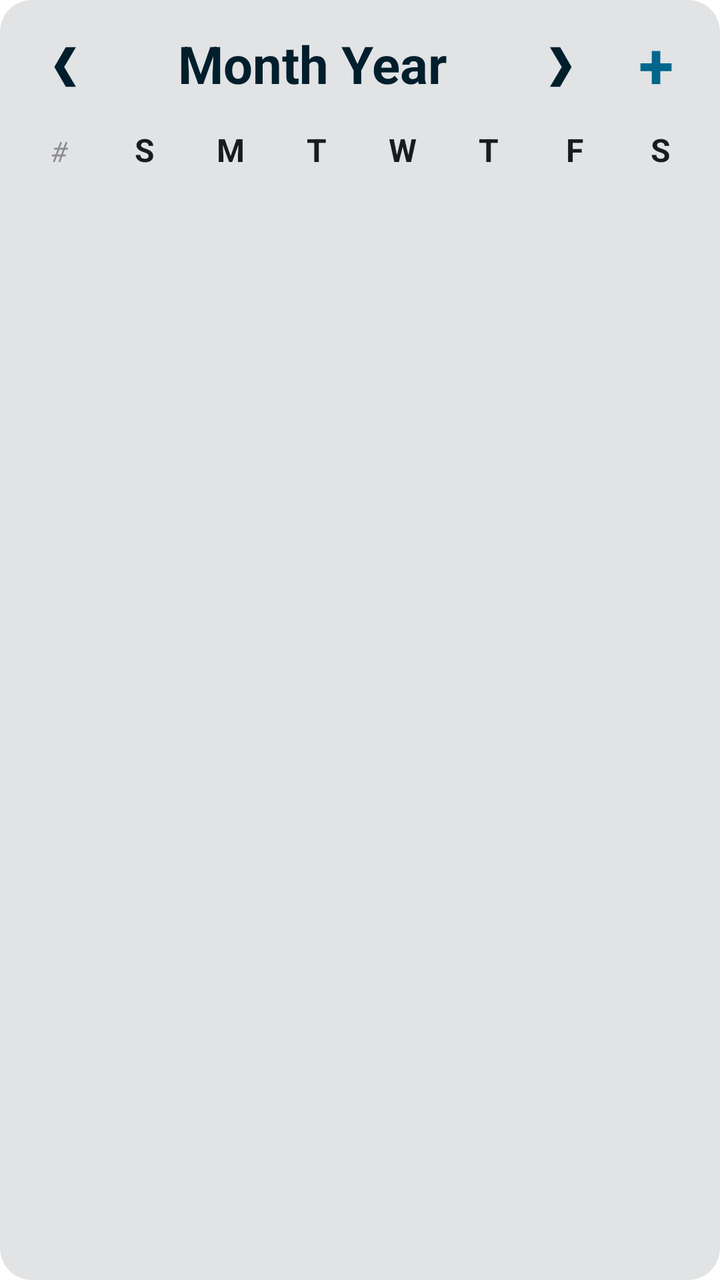
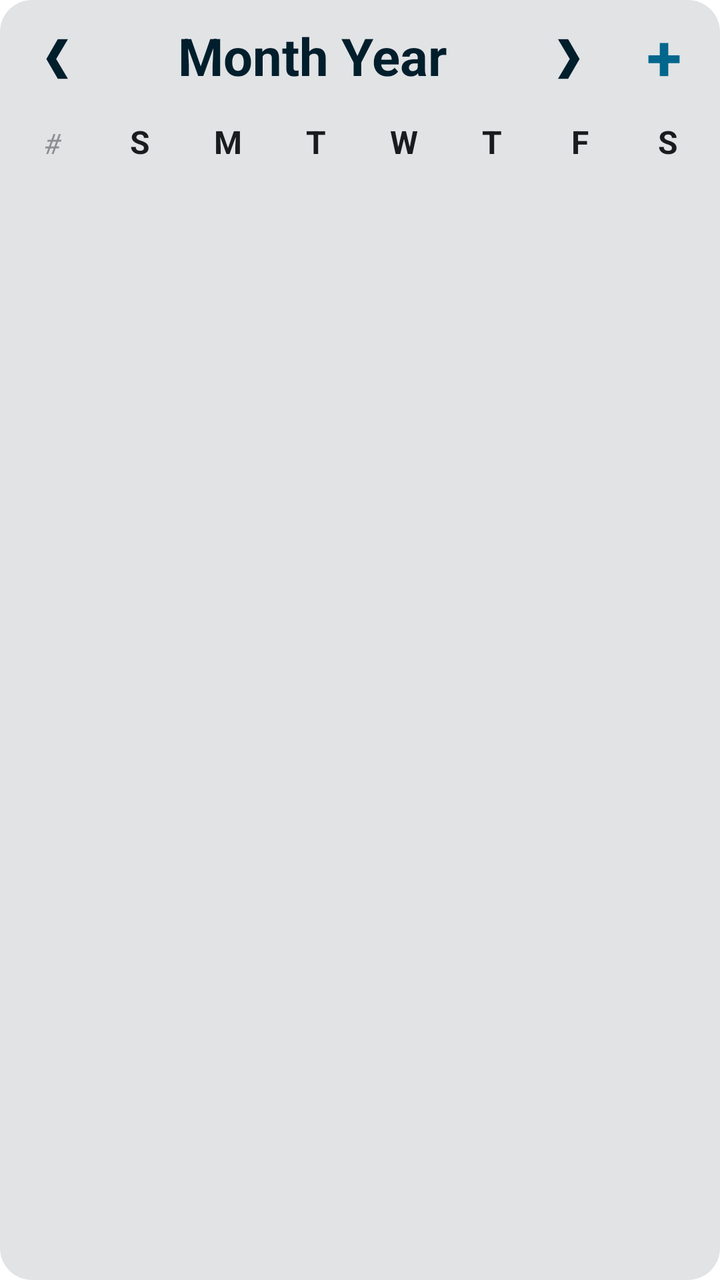

Compare the two renders of this Android layout. The source of the first and the diff that turns it into the second are given below.
<!-- AndroidManifest.xml: fallback theme Theme.MaterialComponents.DayNight.NoActionBar -->
<!-- res/layout/widget_full_calendar_layout.xml -->
<?xml version="1.0" encoding="utf-8"?>
<RelativeLayout xmlns:android="http://schemas.android.com/apk/res/android"
    android:layout_width="match_parent"
    android:layout_height="match_parent"
    android:background="@drawable/widget_background"
    android:padding="8dp">

    
    <LinearLayout
        android:id="@+id/widget_full_calendar_header"
        android:layout_width="match_parent"
        android:layout_height="wrap_content"
        android:orientation="horizontal"
        android:gravity="center_vertical"
        android:paddingBottom="8dp">

        <TextView
            android:id="@+id/widget_full_calendar_prev"
            android:layout_width="48dp"
            android:layout_height="48dp"
            android:gravity="center"
            android:text="❮"
            android:textColor="@color/widget_title_text"
            android:textSize="22sp"
            android:textStyle="bold"
            android:background="?android:attr/selectableItemBackgroundBorderless" />

        <TextView
            android:id="@+id/widget_full_calendar_title"
            android:layout_width="0dp"
            android:layout_height="wrap_content"
            android:layout_weight="1"
            android:fontFamily="sans-serif-bold"
            android:gravity="center"
            android:text="Month Year"
            android:textColor="@color/widget_title_text"
            android:textSize="26sp"
            android:textStyle="bold" />

        <TextView
            android:id="@+id/widget_full_calendar_next"
            android:layout_width="48dp"
            android:layout_height="48dp"
            android:gravity="center"
            android:text="❯"
            android:textColor="@color/widget_title_text"
            android:textSize="22sp"
            android:textStyle="bold"
            android:background="?android:attr/selectableItemBackgroundBorderless" />

        <TextView
            android:id="@+id/widget_add_task_btn"
            android:layout_width="48dp"
            android:layout_height="48dp"
            android:gravity="center"
            android:text="+"
            android:textColor="@color/widget_primary"
            android:textSize="32sp"
            android:textStyle="bold"
            android:background="?android:attr/selectableItemBackgroundBorderless" />
    </LinearLayout>

    
    <LinearLayout
        android:id="@+id/widget_full_calendar_weekdays"
        android:layout_width="match_parent"
        android:layout_height="wrap_content"
        android:orientation="horizontal"
        android:layout_below="@id/widget_full_calendar_header"
        android:weightSum="8"
        android:paddingBottom="8dp">

        <TextView android:layout_width="0dp" android:layout_height="wrap_content" android:layout_weight="1" android:gravity="center" android:text="#" android:textSize="14sp" android:textColor="@color/widget_secondary_text" android:textStyle="italic"/>
        <TextView android:layout_width="0dp" android:layout_height="wrap_content" android:layout_weight="1" android:gravity="center" android:text="S" android:textSize="16sp" android:textColor="@color/widget_body_text" android:textStyle="bold" />
        <TextView android:layout_width="0dp" android:layout_height="wrap_content" android:layout_weight="1" android:gravity="center" android:text="M" android:textSize="16sp" android:textColor="@color/widget_body_text" android:textStyle="bold" />
        <TextView android:layout_width="0dp" android:layout_height="wrap_content" android:layout_weight="1" android:gravity="center" android:text="T" android:textSize="16sp" android:textColor="@color/widget_body_text" android:textStyle="bold" />
        <TextView android:layout_width="0dp" android:layout_height="wrap_content" android:layout_weight="1" android:gravity="center" android:text="W" android:textSize="16sp" android:textColor="@color/widget_body_text" android:textStyle="bold" />
        <TextView android:layout_width="0dp" android:layout_height="wrap_content" android:layout_weight="1" android:gravity="center" android:text="T" android:textSize="16sp" android:textColor="@color/widget_body_text" android:textStyle="bold" />
        <TextView android:layout_width="0dp" android:layout_height="wrap_content" android:layout_weight="1" android:gravity="center" android:text="F" android:textSize="16sp" android:textColor="@color/widget_body_text" android:textStyle="bold" />
        <TextView android:layout_width="0dp" android:layout_height="wrap_content" android:layout_weight="1" android:gravity="center" android:text="S" android:textSize="16sp" android:textColor="@color/widget_body_text" android:textStyle="bold" />
    </LinearLayout>

    
    <GridView
        android:id="@+id/widget_full_calendar_grid"
        android:layout_width="match_parent"
        android:layout_height="match_parent"
        android:layout_below="@id/widget_full_calendar_weekdays"
        android:layout_alignParentBottom="true"
        android:numColumns="8"
        android:verticalSpacing="8dp"
        android:horizontalSpacing="2dp"
        android:stretchMode="columnWidth"
        android:gravity="center"
        android:listSelector="@android:color/transparent" />

    <TextView
        android:id="@+id/empty_full_calendar_view"
        android:layout_width="match_parent"
        android:layout_height="match_parent"
        android:layout_below="@id/widget_full_calendar_weekdays"
        android:layout_alignParentBottom="true"
        android:gravity="center"
        android:text="No data available"
        android:textColor="@color/widget_body_text"
        android:visibility="gone" />

</RelativeLayout>
<!-- resources referenced by this layout -->
<resources>
  <color name="widget_body_text">#1C1C1E</color>
  <color name="widget_primary">#6C63FF</color>
  <color name="widget_secondary_text">#8E8E93</color>
  <color name="widget_title_text">#1C1C1E</color>
  <!-- drawable widget_background (drawable) -->
  <?xml version="1.0" encoding="utf-8"?>
  <shape xmlns:android="http://schemas.android.com/apk/res/android">
      <solid android:color="@color/widget_background_color" />
      <corners android:radius="16dp" />
  </shape>
  <color name="widget_background_color">#F8F9FA</color>
</resources>

<!-- the commit's change to res/layout/widget_full_calendar_layout.xml (unified diff, before → after) -->
@@ -3,7 +3,7 @@
     android:layout_width="match_parent"
     android:layout_height="match_parent"
     android:background="@drawable/widget_background"
-    android:padding="8dp">
+    android:padding="4dp">
 
     
     <LinearLayout
@@ -88,7 +88,7 @@
         android:layout_below="@id/widget_full_calendar_weekdays"
         android:layout_alignParentBottom="true"
         android:numColumns="8"
-        android:verticalSpacing="8dp"
+        android:verticalSpacing="4dp"
         android:horizontalSpacing="2dp"
         android:stretchMode="columnWidth"
         android:gravity="center"
